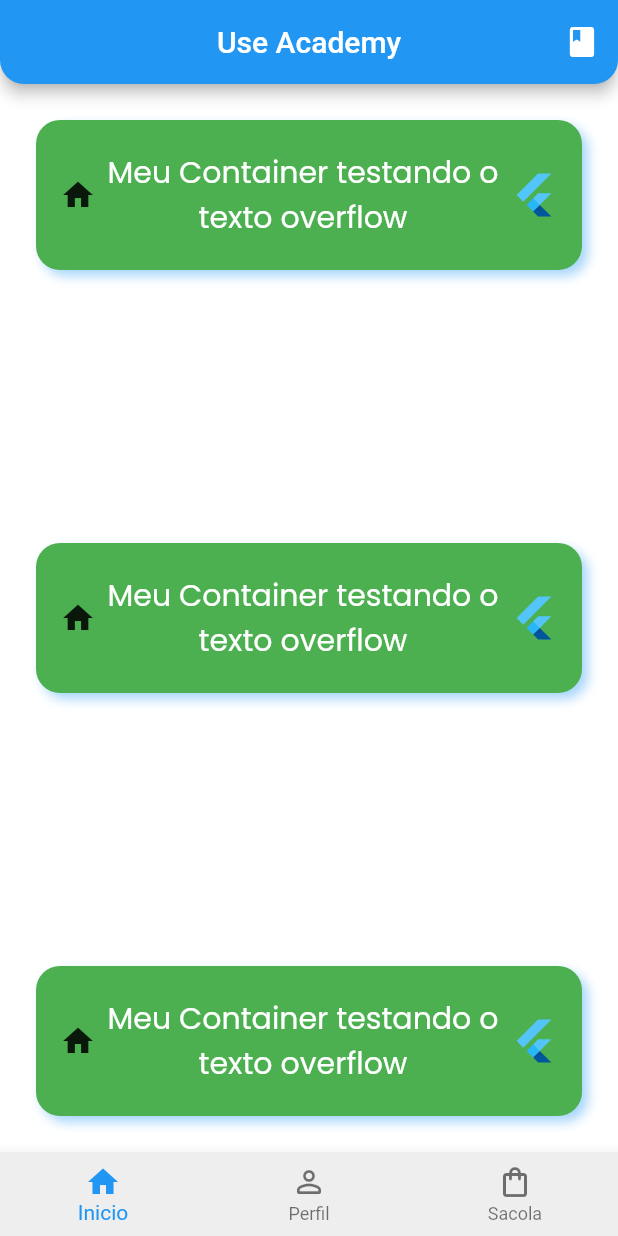
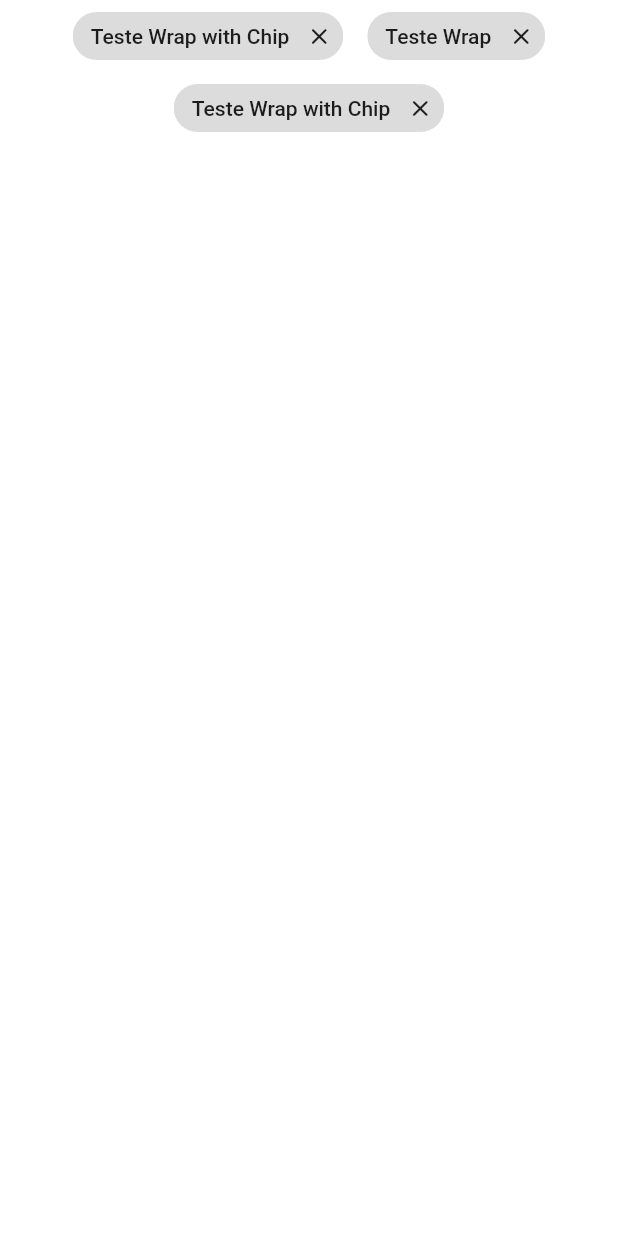
Before and after one commit to danipez2014/UseAcademy, a Flutter app: the screen it shows after launch, on a phone screen of 412 x 824 dp. Run offline on Flutter 3.47's test engine with Material 2 defaults, Android fonts, the phone set to English and light mode, and no system bars; our stand-ins replace google_fonts.

Commit message:
feat:using wrap

```diff
--- /dev/null
+++ b/lib/assets/ui/pages/home_page.dart
@@ -0,0 +1,39 @@
+import 'package:flutter/material.dart';
+
+class HomePage extends StatelessWidget {
+  const HomePage({Key? key}) : super(key: key);
+
+  @override
+  Widget build(BuildContext context) {
+    return Scaffold(
+      body: SafeArea(
+        child: SizedBox.expand(
+          child: Container(
+            color: Colors.white,
+            child: Wrap(
+              spacing: 16.0,
+              alignment: WrapAlignment.center,
+              children: [
+                Chip(
+                  label: const Text('Teste Wrap with Chip'),
+                  deleteIcon: const Icon(Icons.close_rounded),
+                  onDeleted: () {},
+                ),
+                Chip(
+                  label: const Text('Teste Wrap'),
+                  deleteIcon: const Icon(Icons.close_rounded),
+                  onDeleted: () {},
+                ),
+                Chip(
+                  label: const Text('Teste Wrap with Chip'),
+                  deleteIcon: const Icon(Icons.close_rounded),
+                  onDeleted: () {},
+                ),
+              ],
+            ),
+          ),
+        ),
+      ),
+    );
+  }
+}
--- /dev/null
+++ b/lib/assets/ui/pages/pages.dart
@@ -0,0 +1 @@
+export 'home_page.dart';
--- a/lib/main.dart
+++ b/lib/main.dart
@@ -1,5 +1,8 @@
 import 'package:flutter/material.dart';
 import 'package:google_fonts/google_fonts.dart';
+
+import 'assets/ui/pages/home_page.dart';
+import 'ui/pages/pages.dart';
 
 void main() {
   runApp(const MyApp());
@@ -11,12 +14,24 @@ class MyApp extends StatelessWidget {
   @override
   Widget build(BuildContext context) {
     return MaterialApp(
-      title: 'Flutter Demo',
+      title: 'Use Academy',
       theme: ThemeData(
         primarySwatch: Colors.blue,
       ),
       debugShowCheckedModeBanner: false,
-      home: Scaffold(
+      home: const HomePage(),
+    );
+  }
+}
+
+class TestPage extends StatelessWidget {
+  const TestPage({
+    Key? key,
+  }) : super(key: key);
+
+  @override
+  Widget build(BuildContext context) {
+    return Scaffold(
       appBar: AppBar(
         title: const Text('Use Academy'),
         centerTitle: true,
@@ -59,7 +74,6 @@ class MyApp extends StatelessWidget {
             MyContainer(),
             MyContainer(),
           ],
-          ),
         ),
       ),
     );
```
Also changed, not shown: analysis_options.yaml (+2 -25 lines), pubspec.yaml (+4 -7 lines), lib/assets/images/image02.jpg (added), lib/assets/images/image03.jpg (added), lib/ui/pages/pages.dart (added), 1 other file. Lines whose indentation alone changed are shown as unchanged.
